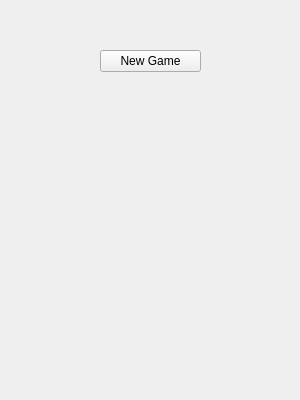
Qt form gamewindow.ui (jimmmmothy/Minesweeper) before a commit.
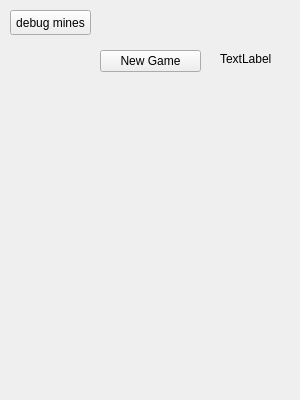
The same form after that commit.

Patch:
```diff
--- a/gamewindow.ui
+++ b/gamewindow.ui
@@ -48,6 +48,32 @@
      <string>New Game</string>
     </property>
    </widget>
+   <widget class="QLabel" name="mineCountLbl">
+    <property name="geometry">
+     <rect>
+      <x>220</x>
+      <y>50</y>
+      <width>54</width>
+      <height>17</height>
+     </rect>
+    </property>
+    <property name="text">
+     <string>TextLabel</string>
+    </property>
+   </widget>
+   <widget class="QPushButton" name="btnShowMines">
+    <property name="geometry">
+     <rect>
+      <x>10</x>
+      <y>10</y>
+      <width>81</width>
+      <height>25</height>
+     </rect>
+    </property>
+    <property name="text">
+     <string>debug mines</string>
+    </property>
+   </widget>
   </widget>
  </widget>
  <resources/>
```
Left out of the diff: 6 changed lines with no effect on the pictures.
